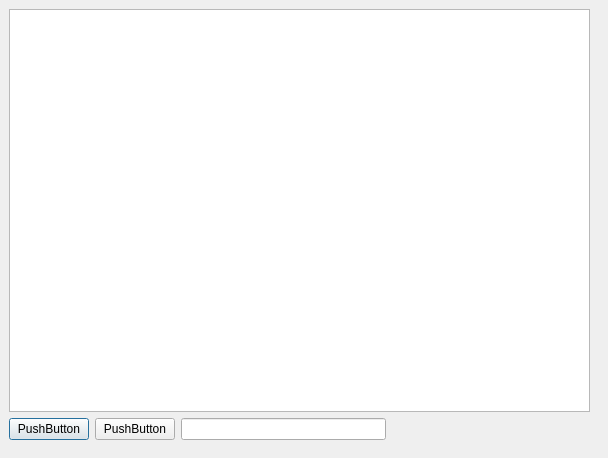
Before: the Qt Designer form CEditor/tab.ui in XiaoZheng2003/BIT-QT-IDE, drawn with Qt 5.
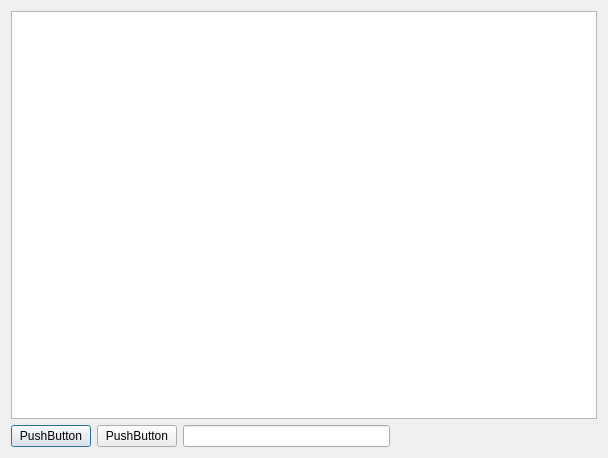
After: the same form once the commit is applied.

```diff
--- a/CEditor/tab.ui
+++ b/CEditor/tab.ui
@@ -13,15 +13,8 @@
   <property name="windowTitle">
    <string>Dialog</string>
   </property>
-  <widget class="QWidget" name="verticalLayoutWidget">
-   <property name="geometry">
-    <rect>
-     <x>9</x>
-     <y>9</y>
-     <width>581</width>
-     <height>431</height>
-    </rect>
-   </property>
+  <layout class="QVBoxLayout" name="verticalLayout_2">
+   <item>
    <layout class="QVBoxLayout" name="verticalLayout">
     <item>
      <widget class="QPlainTextEdit" name="plainTextEdit"/>
@@ -61,7 +54,8 @@
      </layout>
     </item>
    </layout>
-  </widget>
+   </item>
+  </layout>
  </widget>
  <resources/>
  <connections/>
```
Lines whose indentation alone changed are shown as unchanged.
